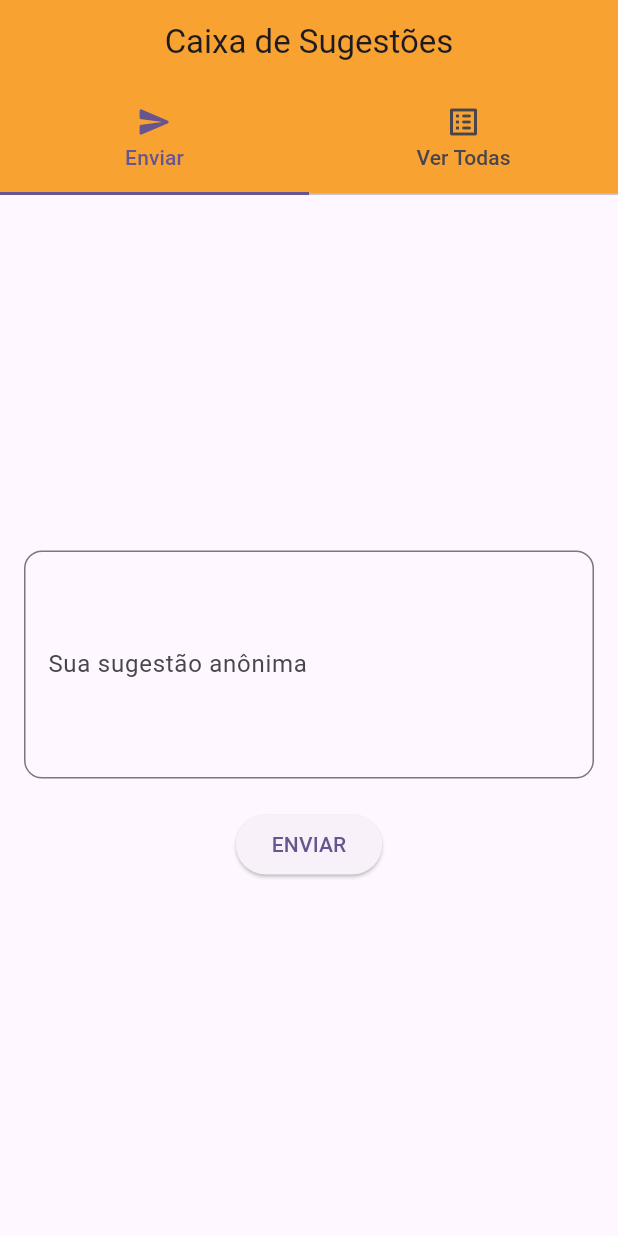
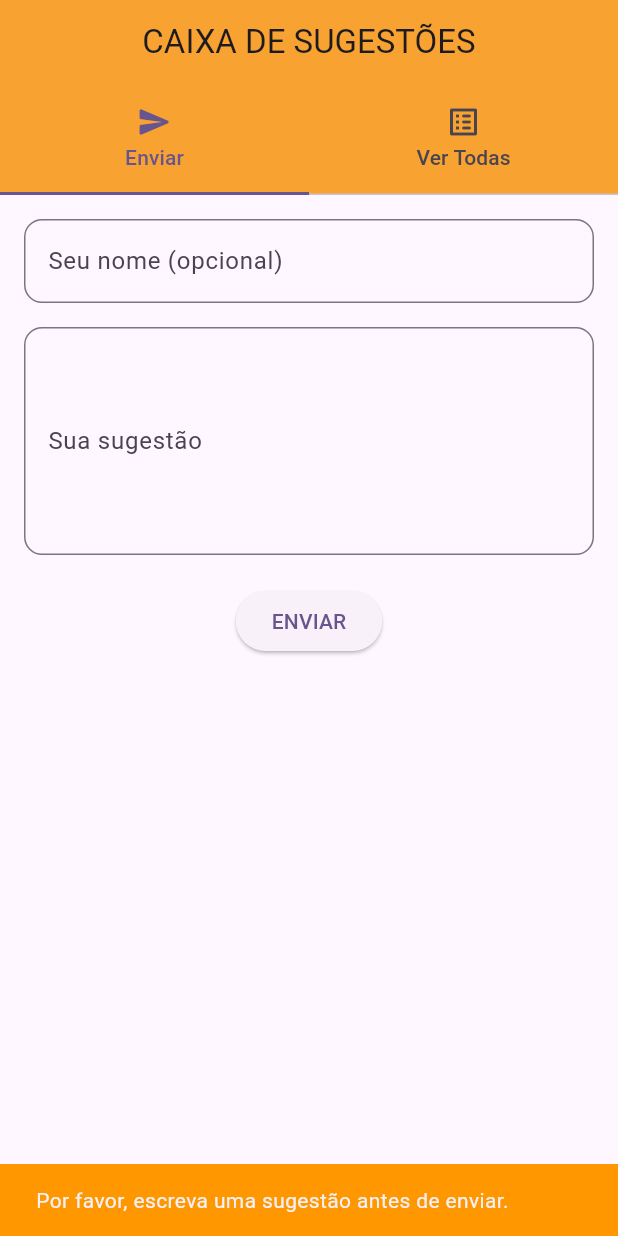
Before and after one commit to marllonDev/sugestoes-app-flutter, a Flutter app: the screen it shows after launch, after a tap on "ENVIAR", on a phone screen of 412 x 824 dp. Run offline on Flutter 3.47's test engine with Material 3 defaults, Android fonts, the phone set to English and light mode, and no system bars.

Commit message:
Adicioando requisição POST + estilos

```diff
--- a/lib/main.dart
+++ b/lib/main.dart
@@ -11,7 +11,7 @@ class MeuApp extends StatelessWidget {
   @override
   Widget build(BuildContext context) {
     return MaterialApp(
-      title: 'Caixa de Sugestões',
+      title: 'CAIXA DE SUGESTÕES',
       // Removemos o 'debugShowCheckedModeBanner' para um visual mais limpo
       debugShowCheckedModeBanner: false,
       theme: ThemeData(
--- a/lib/pages/home_page.dart
+++ b/lib/pages/home_page.dart
@@ -48,7 +48,7 @@ class _HomePageState extends State<HomePage>
     return Scaffold(
       appBar: AppBar(
         backgroundColor: Color.fromARGB(255, 248, 162, 49),
-        title: const Text('Caixa de Sugestões'),
+        title: const Text('CAIXA DE SUGESTÕES'),
         centerTitle: true,
         // 4. A propriedade 'bottom' da AppBar é o local ideal para a TabBar.
         bottom: TabBar(
--- a/lib/services/api_service.dart
+++ b/lib/services/api_service.dart
@@ -15,17 +15,14 @@ class ApiService {
 
   // A função que vai enviar a sugestão para o backend.
   // Ela é 'async' porque operações de rede não são instantâneas.
-  static Future<bool> enviarSugestao(String sugestao) async {
-    // Montamos a URL completa do endpoint.
+  static Future<bool> enviarSugestao(Map<String, dynamic> dados) async {
     final url = Uri.parse('$baseUrl/sugestao');
 
     // Tentamos executar a chamada de rede.
     try {
       // O corpo (body) da nossa requisição.
       // Usamos 'jsonEncode' para transformar nosso mapa Dart em uma string JSON.
-      final body = jsonEncode({
-        'sugestao': sugestao,
-      });
+      final body = jsonEncode(dados);
 
       // Aqui a chamada HTTP acontece!
       // - url: O endereço de destino.
--- a/lib/widgets/suggestion_form.dart
+++ b/lib/widgets/suggestion_form.dart
@@ -1,4 +1,5 @@
 import 'package:flutter/material.dart';
+import '../services/api_service.dart';
 
 class SuggestionForm extends StatefulWidget {
   const SuggestionForm({super.key});
@@ -8,46 +9,114 @@ class SuggestionForm extends StatefulWidget {
 }
 
 class _SuggestionFormState extends State<SuggestionForm> {
-  final _controller = TextEditingController();
+  // 1. Temos um controller para cada campo de texto.
+  final _autorController = TextEditingController();
+  final _sugestaoController = TextEditingController();
 
-  void _enviarSugestao() {
-    final textoDaSugestao = _controller.text;
-    print('Sugestão a ser enviada: $textoDaSugestao');
+  bool _isLoading = false;
+
+  Future<void> _enviarSugestao() async {
+    // Validação simples para não enviar sugestões vazias.
+    if (_sugestaoController.text.isEmpty) {
+      ScaffoldMessenger.of(context).showSnackBar(
+        const SnackBar(
+          content: Text('Por favor, escreva uma sugestão antes de enviar.'),
+          backgroundColor: Colors.orange,
+        ),
+      );
+      return;
+    }
+
+    setState(() {
+      _isLoading = true;
+    });
+
+    // 2. Montamos o mapa (dicionário) com os dados dos dois campos.
+    final dadosParaEnviar = {
+      'autor': _autorController.text.isNotEmpty ? _autorController.text : 'Anônimo',
+      'sugestao': _sugestaoController.text,
+    };
+
+    // Chamamos a API, mas agora enviando o mapa completo.
+    final sucesso = await ApiService.enviarSugestao(dadosParaEnviar);
+
+    setState(() {
+      _isLoading = false;
+    });
+
+    if (context.mounted) {
+      final mensagem = sucesso
+          ? 'Sugestão enviada com sucesso!'
+          : 'Erro ao enviar sugestão. Tente novamente.';
+
+      final cor = sucesso ? Colors.green : Colors.red;
+
+      ScaffoldMessenger.of(context).showSnackBar(
+        SnackBar(
+          content: Text(mensagem),
+          backgroundColor: cor,
+        ),
+      );
+
+      // 3. Se a operação foi bem-sucedida, limpamos os dois campos.
+      if (sucesso) {
+        _autorController.clear();
+        _sugestaoController.clear();
+      }
+    }
   }
 
   @override
   void dispose() {
-    _controller.dispose();
+    // É importante limpar os dois controllers.
+    _autorController.dispose();
+    _sugestaoController.dispose();
     super.dispose();
   }
 
   @override
   Widget build(BuildContext context) {
-    // 1. Usamos o 'Center' para centralizar nosso formulário na tela.
     return Center(
-      // 2. Usamos o 'ConstrainedBox' para limitar a largura máxima.
-      // Isso impede que o formulário se estique em telas grandes.
       child: ConstrainedBox(
-        constraints: const BoxConstraints(maxWidth: 600), // Largura máxima
+        constraints: BoxConstraints(maxWidth: 600),
         child: Column(
-          mainAxisAlignment: MainAxisAlignment.center,
           children: [
+            // 4. Campo de texto para o autor.
             TextField(
-              controller: _controller,
+              controller: _autorController,
               decoration: InputDecoration(
-                labelText: 'Sua sugestão anônima',
+                labelText: 'Seu nome (opcional)',
                 border: OutlineInputBorder(
-                  // 3. Adicionamos o borderRadius para ter bordas arredondadas.
+                  borderRadius: BorderRadius.circular(12.0),
+                ),
+              ),
+            ),
+
+            const SizedBox(height: 16),
+
+            // O campo de texto para a sugestão.
+            TextField(
+              controller: _sugestaoController,
+              decoration: InputDecoration(
+                labelText: 'Sua sugestão',
+                border: OutlineInputBorder(
                   borderRadius: BorderRadius.circular(12.0),
                 ),
               ),
               maxLines: 5,
             ),
+
             const SizedBox(height: 20),
-            // 4. O botão agora terá seu tamanho natural, sem se esticar.
+
             ElevatedButton(
-              onPressed: _enviarSugestao,
-              child: const Text('ENVIAR'),
+              onPressed: _isLoading ? null : _enviarSugestao,
+              child: _isLoading
+                  ? const SizedBox(
+                      height: 20,
+                      width: 20,
+                      child: CircularProgressIndicator(strokeWidth: 3, color: Colors.white),
+                    )
+                  : const Text('ENVIAR'),
             ),
           ],
         ),
```
